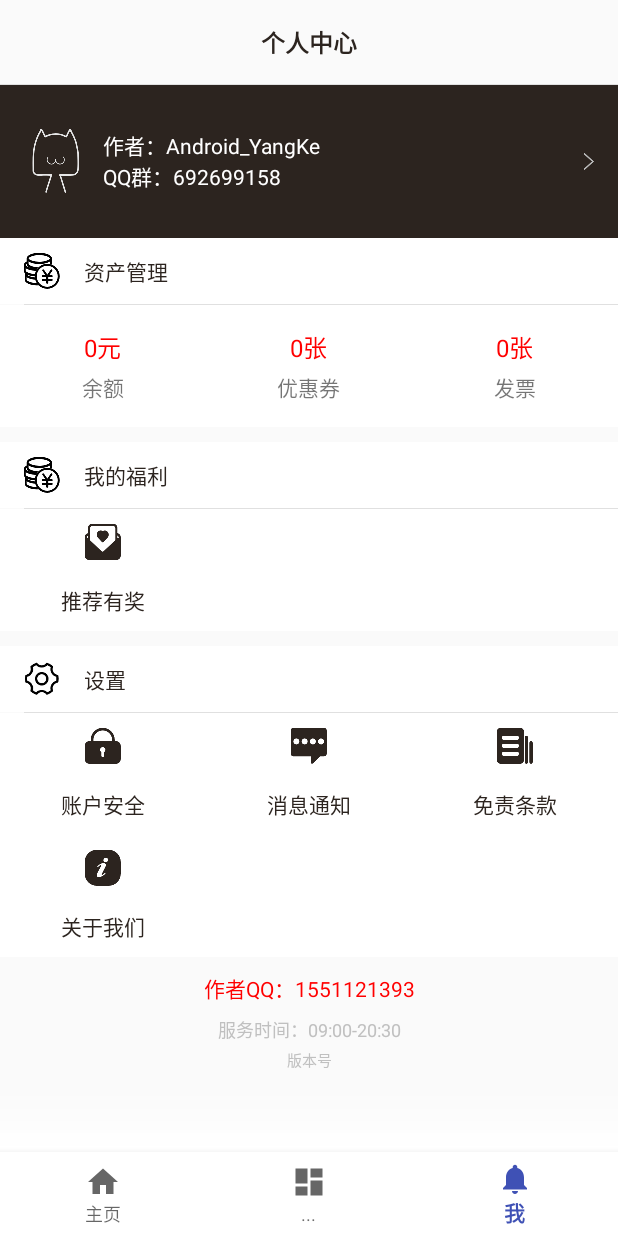
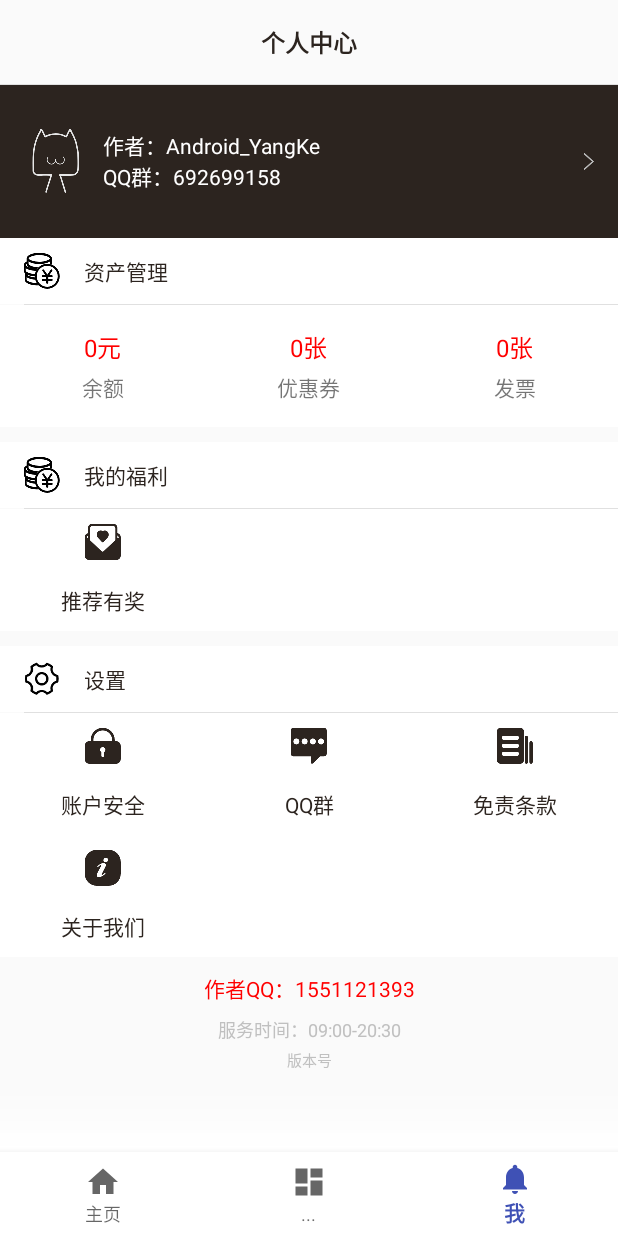
Before and after one commit to Android-yang/Searcher, an Android app: the screen it shows after launch (MainActivity), item 3 of the bottom bar chosen, on a phone screen of 412 x 824 dp. Run offline under Robolectric (Android 15) with nearby library versions, the phone set to English and light mode, and no system bars; our stand-ins replace ButterKnife; libraries missing offline, so code that uses them is left out: com.gyf.barlibrary, com.vondear.rxtools; 8 statements that could not run were skipped.

Commit message:
meFragment新增点击提示

```diff
--- a/app/src/main/res/layout/fragment_me.xml
+++ b/app/src/main/res/layout/fragment_me.xml
@@ -1,15 +1,8 @@
 <?xml version="1.0" encoding="utf-8"?>
-<ScrollView xmlns:android="http://schemas.android.com/apk/res/android"
-    android:id="@+id/frame"
+<LinearLayout xmlns:android="http://schemas.android.com/apk/res/android"
     android:layout_width="match_parent"
     android:layout_height="wrap_content"
     android:orientation="vertical">
-
-    <LinearLayout
-        android:layout_width="match_parent"
-        android:layout_height="wrap_content"
-        android:orientation="vertical">
-
 
     <TextView
         android:id="@+id/me_tv_title"
@@ -22,6 +15,17 @@
         android:textStyle="bold" />
 
     <include layout="@layout/line_fill" />
+
+    <ScrollView
+        android:id="@+id/frame"
+        android:layout_width="match_parent"
+        android:layout_height="wrap_content"
+        android:orientation="vertical">
+
+        <LinearLayout
+            android:layout_width="match_parent"
+            android:layout_height="wrap_content"
+            android:orientation="vertical">
 
             <LinearLayout
                 android:id="@+id/me_ll_personal_msg"
@@ -235,7 +239,7 @@
                     android:textColor="@color/title_color" />
 
                 <TextView
-                android:id="@+id/me_tv_msg"
+                    android:id="@+id/me_tv_qq_flock"
                     android:layout_width="0dp"
                     android:layout_height="wrap_content"
                     android:layout_weight="1"
@@ -247,7 +251,7 @@
                     android:orientation="vertical"
                     android:paddingBottom="10dp"
                     android:paddingTop="10dp"
-                android:text="消息通知"
+                    android:text="QQ群"
                     android:textColor="@color/title_color" />
 
                 <TextView
@@ -328,3 +332,4 @@
 
         </LinearLayout>
     </ScrollView>
+</LinearLayout>
```
Also changed, not shown: app/src/main/java/com/android/yangke/fragment/MeFragment.java (+5 -4 lines). Lines whose indentation alone changed are shown as unchanged.
